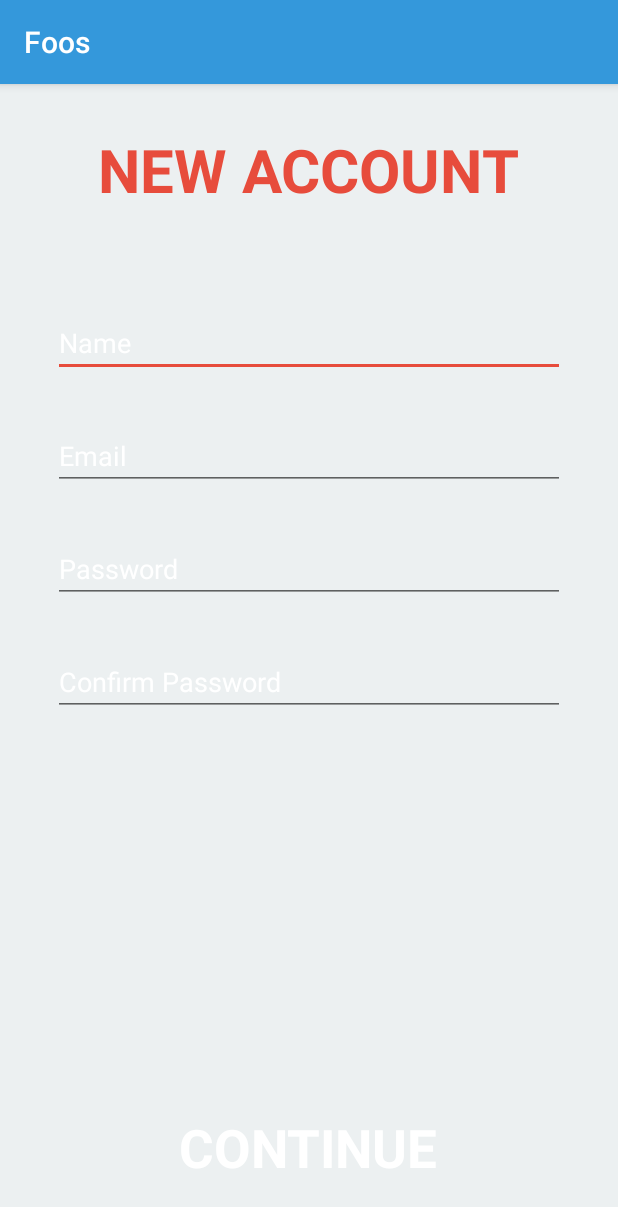
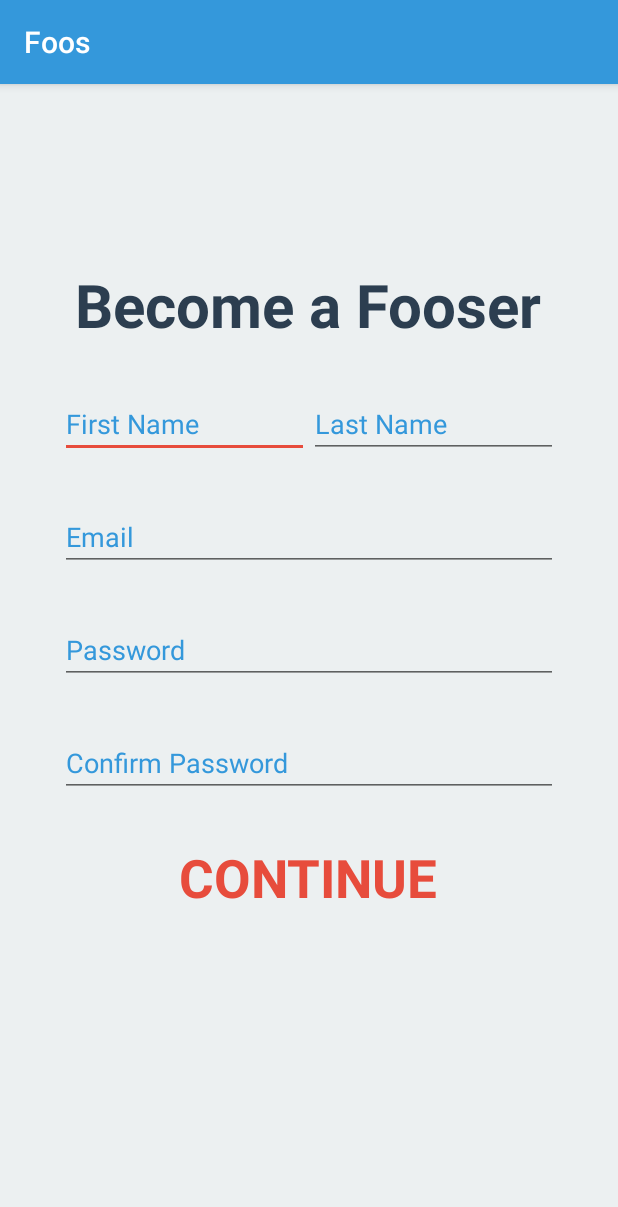
Before and after one commit to ctopheryoung/Foos-Android, an Android app: the SignUpActivity screen opened directly, with no data from a screen before it, on a phone screen of 412 x 824 dp. Shown: the top 1207 px of the screen. Run offline under Robolectric (Android 15) with nearby library versions, the phone set to English and light mode, and no system bars.

Commit message:
design tweaks

```diff
--- a/app/src/main/res/layout/activity_sign_up.xml
+++ b/app/src/main/res/layout/activity_sign_up.xml
@@ -9,30 +9,51 @@
     <TextView
         android:layout_width="wrap_content"
         android:layout_height="wrap_content"
-        android:text="NEW ACCOUNT"
+        android:text="Become a Fooser"
         android:id="@+id/headingTextView"
-        android:textColor="@color/colorAccent"
+        android:textColor="@color/colorAccentDark"
         android:textSize="40sp"
         android:textAlignment="center"
+        android:textStyle="bold"
+        android:layout_alignParentTop="false"
         android:layout_centerHorizontal="true"
-        android:textStyle="bold"
-        android:layout_marginTop="30dp" />
+        android:layout_marginBottom="30dp"
+        android:layout_marginTop="120dp" />
 
-    <EditText
-        android:layout_width="fill_parent"
+    <LinearLayout
+        android:layout_width="match_parent"
         android:layout_height="wrap_content"
-        android:inputType="textEmailAddress"
-        android:ems="10"
-        android:id="@+id/nameEditText"
-        android:hint="Name"
-        android:layout_marginTop="150dp"
-        android:layout_alignParentTop="true"
-        android:layout_centerHorizontal="true"
-        android:layout_marginLeft="35dp"
-        android:layout_marginRight="35dp"
-        android:layout_marginBottom="30dp"
-        android:textColorHint="@android:color/white"
-        android:textColor="@android:color/white" />
+        android:layout_below="@+id/headingTextView"
+        android:id="@+id/nameLayout">
+
+        <EditText
+            android:layout_width="wrap_content"
+            android:layout_height="wrap_content"
+            android:ems="10"
+            android:id="@+id/firstNameEditText"
+            android:hint="First Name"
+            android:textColorHint="@color/colorPrimary"
+            android:textColor="@color/colorAccentDark"
+            android:inputType="text"
+            android:layout_centerHorizontal="true"
+            android:layout_marginLeft="40dp"
+            android:layout_marginBottom="30dp"
+            android:layout_weight="1" />
+
+        <EditText
+            android:layout_width="wrap_content"
+            android:layout_height="wrap_content"
+            android:ems="10"
+            android:id="@+id/lastNameEditText"
+            android:hint="Last Name"
+            android:textColorHint="@color/colorPrimary"
+            android:textColor="@color/colorAccentDark"
+            android:inputType="text"
+            android:layout_centerHorizontal="true"
+            android:layout_marginRight="40dp"
+            android:layout_marginBottom="30dp"
+            android:layout_weight="1" />
+    </LinearLayout>
 
     <EditText
         android:layout_width="fill_parent"
@@ -40,14 +61,14 @@
         android:inputType="textEmailAddress"
         android:ems="10"
         android:id="@+id/emailEditText"
-        android:layout_below="@id/nameEditText"
+        android:layout_below="@+id/nameLayout"
         android:layout_centerHorizontal="true"
         android:hint="Email"
         android:layout_marginBottom="30dp"
-        android:layout_marginLeft="35dp"
-        android:layout_marginRight="35dp"
-        android:textColorHint="@android:color/white"
-        android:textColor="@android:color/white" />
+        android:layout_marginLeft="40dp"
+        android:layout_marginRight="40dp"
+        android:textColorHint="@color/colorPrimary"
+        android:textColor="@color/colorAccentDark" />
 
     <EditText
         android:layout_width="fill_parent"
@@ -59,10 +80,10 @@
         android:layout_centerHorizontal="true"
         android:hint="Password"
         android:layout_marginBottom="30dp"
-        android:layout_marginLeft="35dp"
-        android:layout_marginRight="35dp"
-        android:textColorHint="@android:color/white"
-        android:textColor="@android:color/white" />
+        android:layout_marginLeft="40dp"
+        android:layout_marginRight="40dp"
+        android:textColorHint="@color/colorPrimary"
+        android:textColor="@color/colorAccentDark" />
 
     <EditText
         android:layout_width="fill_parent"
@@ -73,22 +94,22 @@
         android:hint="Confirm Password"
         android:layout_centerHorizontal="true"
         android:layout_below="@+id/passwordEditText"
-        android:layout_marginLeft="35dp"
-        android:layout_marginRight="35dp"
-        android:textColorHint="@android:color/white"
-        android:textColor="@android:color/white" />
+        android:layout_marginLeft="40dp"
+        android:layout_marginRight="40dp"
+        android:textColorHint="@color/colorPrimary"
+        android:textColor="@color/colorAccentDark"
+        android:layout_marginBottom="30dp" />
 
     <TextView
         android:layout_width="wrap_content"
         android:layout_height="wrap_content"
         android:text="CONTINUE"
-        android:id="@+id/loginButton"
-        android:textColor="@android:color/white"
+        android:id="@+id/loginTextView"
+        android:textColor="@color/colorAccent"
         android:textStyle="bold"
         android:textSize="35sp"
         android:textAlignment="center"
-        android:layout_alignParentBottom="true"
-        android:layout_centerHorizontal="true"
-        android:layout_marginBottom="35dp" />
+        android:layout_below="@+id/confirmPasswordEditText"
+        android:layout_centerHorizontal="true" />
 
 </RelativeLayout>
```
Also changed, not shown: app/src/main/res/layout/activity_login.xml (+14 -14 lines), app/src/main/res/layout/activity_main.xml (+8 -8 lines).
